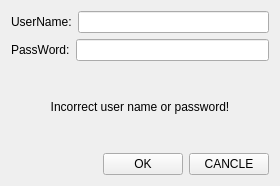
First picture: the form in Login.ui, repository LynnLinR/PyTimeManage, before the edit.
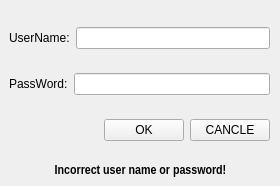
Second picture: the form after the edit.

Commit message: 代码微调， 下一步如何实现登陆后跳转到主界面？

```diff
--- a/Login.ui
+++ b/Login.ui
@@ -31,8 +31,66 @@
   <property name="styleSheet">
    <string notr="true">vertical layout</string>
   </property>
-  <layout class="QHBoxLayout" name="horizontalLayout_5">
-   <item>
+  <widget class="QLabel" name="labelTips">
+   <property name="geometry">
+    <rect>
+     <x>10</x>
+     <y>160</y>
+     <width>261</width>
+     <height>21</height>
+    </rect>
+   </property>
+   <property name="sizeIncrement">
+    <size>
+     <width>0</width>
+     <height>0</height>
+    </size>
+   </property>
+   <property name="baseSize">
+    <size>
+     <width>0</width>
+     <height>0</height>
+    </size>
+   </property>
+   <property name="font">
+    <font>
+     <family>Arial Narrow</family>
+     <pointsize>10</pointsize>
+     <weight>75</weight>
+     <italic>false</italic>
+     <bold>true</bold>
+     <strikeout>false</strikeout>
+     <kerning>true</kerning>
+    </font>
+   </property>
+   <property name="mouseTracking">
+    <bool>false</bool>
+   </property>
+   <property name="acceptDrops">
+    <bool>false</bool>
+   </property>
+   <property name="statusTip">
+    <string/>
+   </property>
+   <property name="autoFillBackground">
+    <bool>false</bool>
+   </property>
+   <property name="text">
+    <string>Incorrect user name or password!</string>
+   </property>
+   <property name="alignment">
+    <set>Qt::AlignCenter</set>
+   </property>
+  </widget>
+  <widget class="QWidget" name="">
+   <property name="geometry">
+    <rect>
+     <x>9</x>
+     <y>9</y>
+     <width>261</width>
+     <height>151</height>
+    </rect>
+   </property>
     <layout class="QVBoxLayout" name="verticalLayout">
      <item>
       <layout class="QHBoxLayout" name="horizontalLayout">
@@ -62,20 +120,6 @@
        </item>
       </layout>
      </item>
-     <item>
-      <layout class="QHBoxLayout" name="horizontalLayout_3">
-       <item>
-        <widget class="QLabel" name="labelTips">
-         <property name="text">
-          <string>Incorrect user name or password!</string>
-         </property>
-         <property name="alignment">
-          <set>Qt::AlignCenter</set>
-         </property>
-        </widget>
-       </item>
-      </layout>
-     </item>
      <item>
       <layout class="QHBoxLayout" name="horizontalLayout_4">
        <item>
@@ -108,8 +152,7 @@
       </layout>
      </item>
     </layout>
-   </item>
-  </layout>
+  </widget>
  </widget>
  <resources/>
  <connections/>
```
Lines whose indentation alone changed are shown as unchanged. The commit also changes 3 other files.
